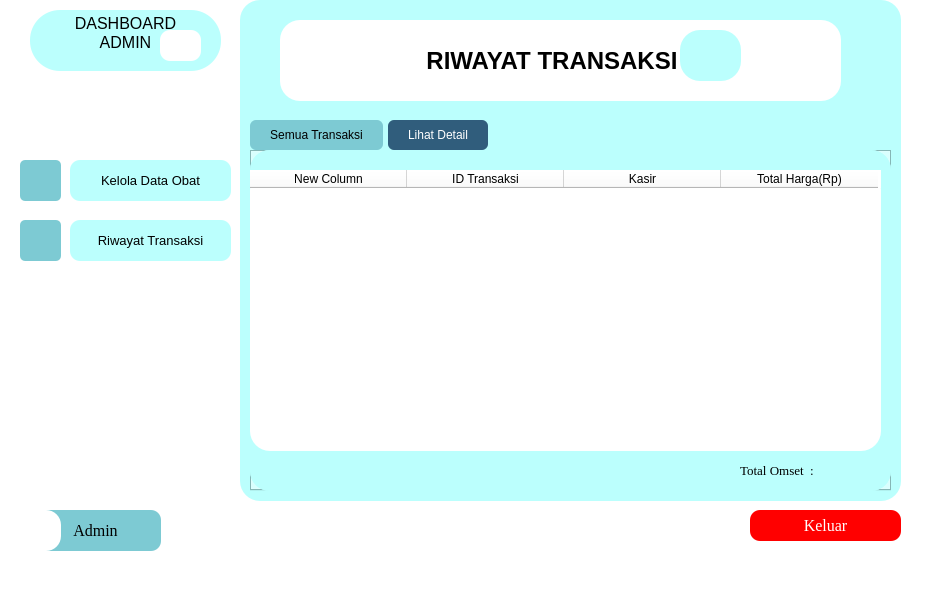
This is adminRiwayatTransaksi.ui in RN-1986/Aplikasi-apotek as Qt 5 draws it before an edit. The edited form follows.
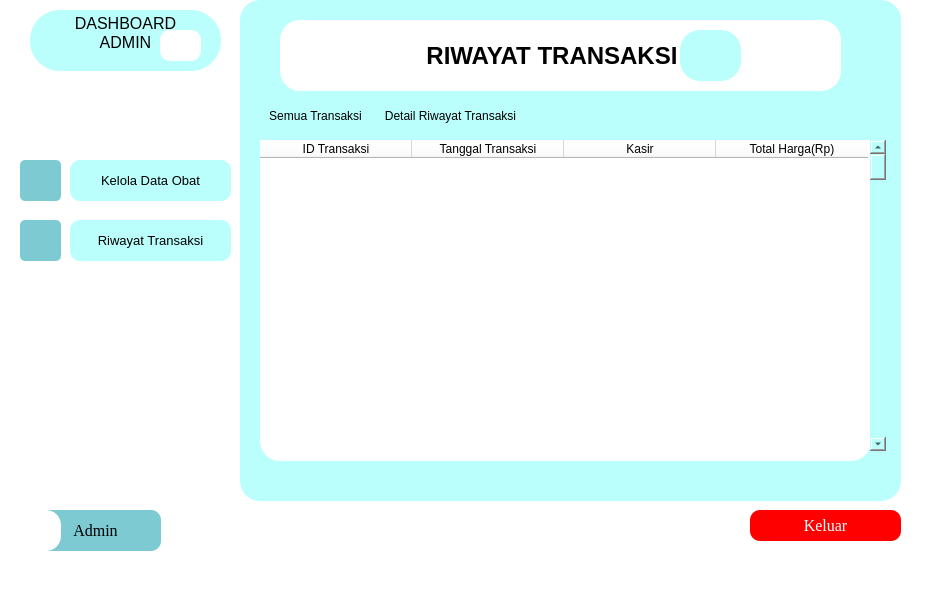
This is the edited form. The open tabs and pages were chosen to show the change. Icons and pictures are not drawn.

Patch:
```diff
--- a/adminRiwayatTransaksi.ui
+++ b/adminRiwayatTransaksi.ui
@@ -91,7 +91,7 @@
        <x>40</x>
        <y>20</y>
        <width>561</width>
-       <height>81</height>
+       <height>71</height>
       </rect>
      </property>
      <property name="font">
@@ -124,42 +124,13 @@
       <string/>
      </property>
     </widget>
-    <widget class="QTabWidget" name="tabWidget">
+    <widget class="QTableWidget" name="tableWidget_2">
      <property name="geometry">
       <rect>
-       <x>10</x>
-       <y>120</y>
-       <width>641</width>
-       <height>371</height>
-      </rect>
-     </property>
-     <property name="styleSheet">
-      <string notr="true">QTabBar::tab {       
-	background-color: rgb(255, 255, 255);
-	background-color: rgb(125, 202, 211);
-         padding: 8px 20px;
-         border-radius: 6px;
-         margin-right: 5px;
-       }
-       QTabBar::tab:selected {
-	background-color: rgb(48, 93, 124);
-	color: rgb(255, 255, 255);
-       }</string>
-     </property>
-     <property name="currentIndex">
-      <number>0</number>
-     </property>
-     <widget class="QWidget" name="tab_1">
-      <attribute name="title">
-       <string>Semua Transaksi</string>
-      </attribute>
-      <widget class="QTableWidget" name="tableWidget">
-       <property name="geometry">
-        <rect>
-         <x>0</x>
-         <y>20</y>
+       <x>20</x>
+       <y>140</y>
          <width>611</width>
-         <height>271</height>
+       <height>321</height>
         </rect>
        </property>
        <property name="styleSheet">
@@ -181,12 +152,12 @@
        </column>
        <column>
         <property name="text">
-         <string>Tanngal Transaksi </string>
+       <string>Tanggal Transaksi</string>
         </property>
        </column>
        <column>
         <property name="text">
-         <string>New Column</string>
+       <string>Kasir</string>
         </property>
        </column>
        <column>
@@ -198,77 +169,55 @@
       <widget class="QScrollBar" name="verticalScrollBar">
        <property name="geometry">
         <rect>
-         <x>610</x>
-         <y>20</y>
-         <width>20</width>
-         <height>261</height>
+       <x>630</x>
+       <y>140</y>
+       <width>16</width>
+       <height>311</height>
         </rect>
        </property>
        <property name="orientation">
         <enum>Qt::Vertical</enum>
        </property>
       </widget>
-     </widget>
-     <widget class="QWidget" name="tab_2">
-      <attribute name="title">
-       <string>Lihat Detail</string>
-      </attribute>
-      <widget class="QTableWidget" name="tableWidget_2">
+    <widget class="QPushButton" name="pushButton_semuTransaksi">
        <property name="geometry">
         <rect>
-         <x>0</x>
-         <y>20</y>
-         <width>631</width>
-         <height>281</height>
+       <x>20</x>
+       <y>100</y>
+       <width>111</width>
+       <height>31</height>
         </rect>
        </property>
        <property name="styleSheet">
-        <string notr="true">background-color: rgb(255, 255, 255);</string>
-       </property>
-       <attribute name="horizontalHeaderDefaultSectionSize">
-        <number>157</number>
-       </attribute>
-       <column>
+      <string notr="true">background-color: rgb(125, 202, 211);
+border-radius: 10px;
+QTabBar::tab:selected {
+	background-color: rgb(48, 93, 124);
+       }</string>
+     </property>
         <property name="text">
-         <string>New Column</string>
-        </property>
-       </column>
-       <column>
-        <property name="text">
-         <string>ID Transaksi</string>
-        </property>
-       </column>
-       <column>
-        <property name="text">
-         <string>Kasir</string>
-        </property>
-       </column>
-       <column>
-        <property name="text">
-         <string>Total Harga(Rp)</string>
-        </property>
-       </column>
-      </widget>
-      <widget class="QLabel" name="label_8">
+      <string>Semua Transaksi</string>
+     </property>
+    </widget>
+    <widget class="QPushButton" name="pushButton_detailriwayatTransaksi">
        <property name="geometry">
         <rect>
-         <x>490</x>
-         <y>310</y>
-         <width>131</width>
-         <height>20</height>
-        </rect>
-       </property>
-       <property name="font">
-        <font>
-         <family>Times New Roman</family>
-         <pointsize>10</pointsize>
-        </font>
+       <x>140</x>
+       <y>100</y>
+       <width>141</width>
+       <height>31</height>
+      </rect>
+     </property>
+     <property name="styleSheet">
+      <string notr="true">background-color: rgb(125, 202, 211);
+border-radius: 10px;
+QTabBar::tab:selected {
+	background-color: rgb(48, 93, 124);
+       }</string>
        </property>
        <property name="text">
-        <string>Total Omset  :</string>
-       </property>
-      </widget>
-     </widget>
+      <string>Detail Riwayat Transaksi</string>
+     </property>
     </widget>
    </widget>
    <widget class="QLabel" name="label">
```
Left out of the diff: 6 changed lines with no effect on the pictures. Lines whose indentation alone changed are shown as unchanged.
